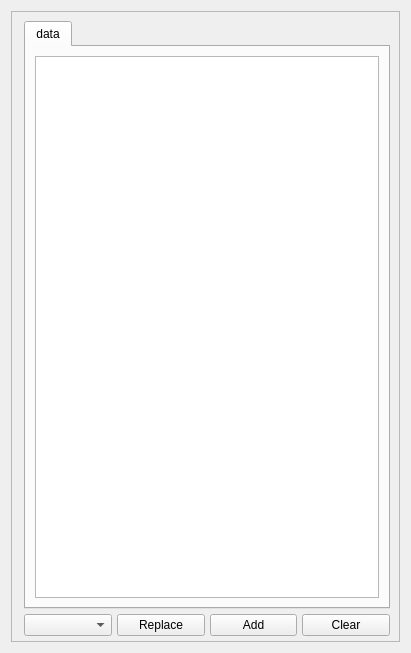
First picture: the form in mdaviz/resources/select_fields_table_view.ui, repository BCDA-APS/mdaviz, before the edit.
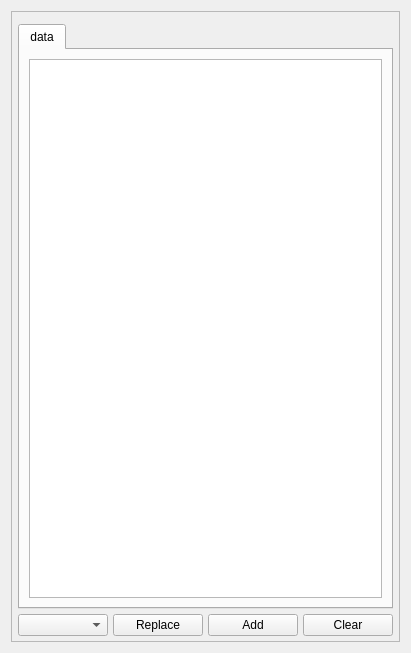
Second picture: the form after the edit.

Commit message: # 67 rearange UIs and reduce margins

What changed in the file:
```diff
--- a/mdaviz/resources/select_fields_table_view.ui
+++ b/mdaviz/resources/select_fields_table_view.ui
@@ -33,8 +33,14 @@
         <number>5</number>
        </property>
        <property name="leftMargin">
+        <number>6</number>
+       </property>
+       <property name="topMargin">
         <number>12</number>
        </property>
+       <property name="rightMargin">
+        <number>6</number>
+       </property>
        <property name="bottomMargin">
         <number>5</number>
        </property>
```
The commit also changes 3 other files.
